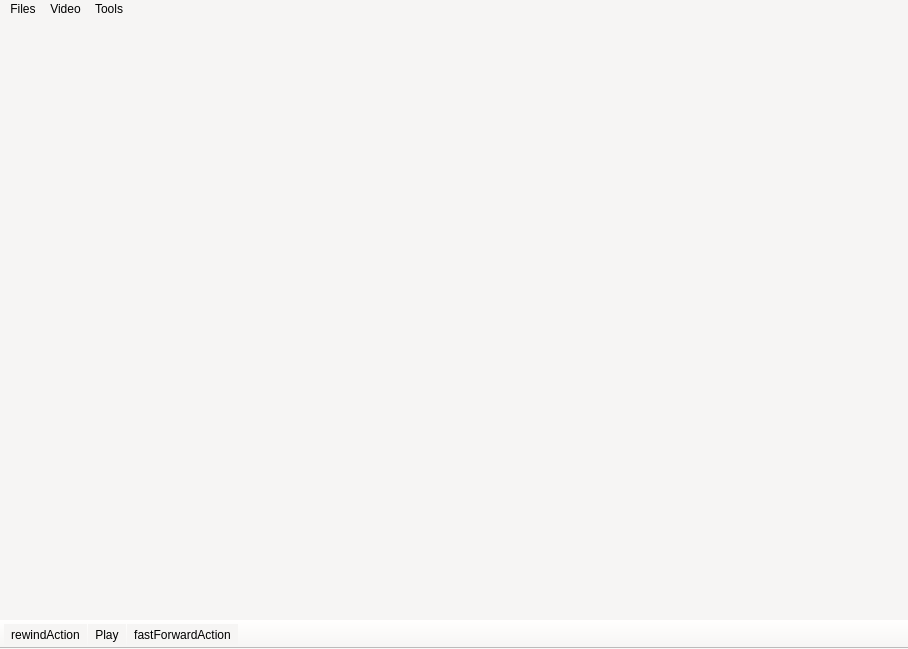
This is mainwindow.ui in 42Miles/my-videoplayer as Qt 5 draws it before an edit. The edited form follows.
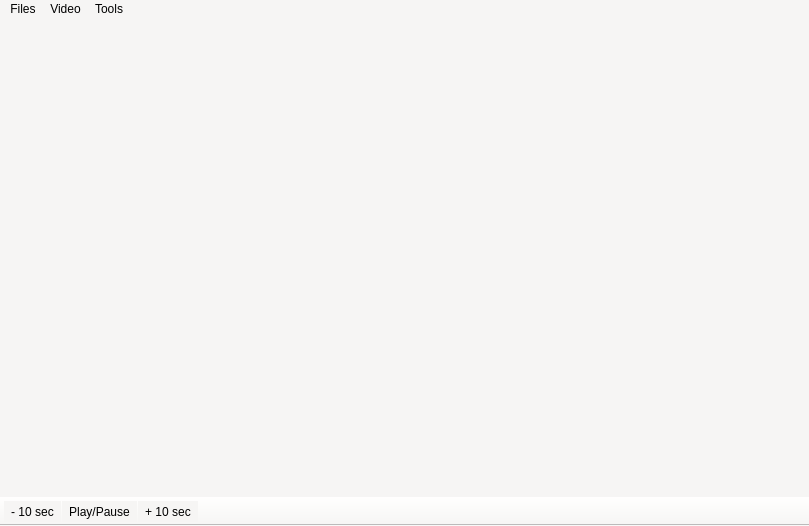
This is the edited form. Icons and pictures are not drawn.

Patch:
```diff
--- a/mainwindow.ui
+++ b/mainwindow.ui
@@ -6,10 +6,16 @@
    <rect>
     <x>0</x>
     <y>0</y>
-    <width>908</width>
-    <height>649</height>
+    <width>809</width>
+    <height>526</height>
    </rect>
   </property>
+  <property name="minimumSize">
+   <size>
+    <width>809</width>
+    <height>526</height>
+   </size>
+  </property>
   <property name="windowTitle">
    <string>MainWindow</string>
   </property>
@@ -25,7 +31,7 @@
     <rect>
      <x>0</x>
      <y>0</y>
-     <width>908</width>
+     <width>809</width>
      <height>24</height>
     </rect>
    </property>
@@ -87,7 +93,7 @@
      <normaloff>:/icons/icons/noun_pause_64198.png</normaloff>:/icons/icons/noun_pause_64198.png</iconset>
    </property>
    <property name="text">
-    <string>Play</string>
+    <string>Play/Pause</string>
    </property>
    <property name="autoRepeat">
     <bool>true</bool>
@@ -128,7 +134,7 @@
      <normaloff>:/icons/icons/noun_fast forward_64201.png</normaloff>:/icons/icons/noun_fast forward_64201.png</iconset>
    </property>
    <property name="text">
-    <string>fastForwardAction</string>
+    <string>+ 10 sec</string>
    </property>
   </action>
   <action name="actionrewindAction">
@@ -137,7 +143,7 @@
      <normaloff>:/icons/icons/noun_rewind_64202.png</normaloff>:/icons/icons/noun_rewind_64202.png</iconset>
    </property>
    <property name="text">
-    <string>rewindAction</string>
+    <string>- 10 sec</string>
    </property>
   </action>
  </widget>
```
Left out of the diff: 6 changed lines with no effect on the pictures.
